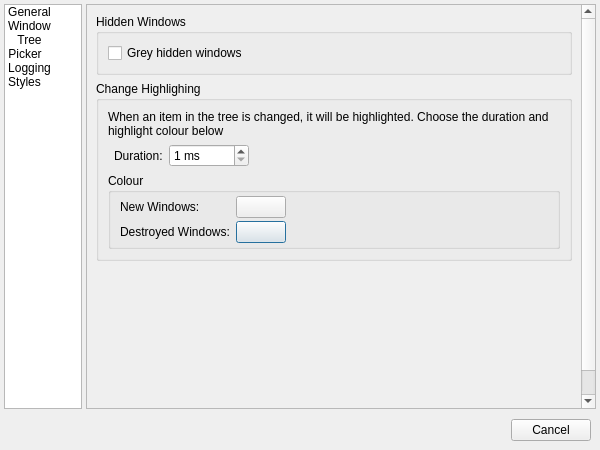
The window that src/forms/PreferencesWindow.ui (WindowDetective/WindowDetective) describes before a commit, drawn with Qt 5.
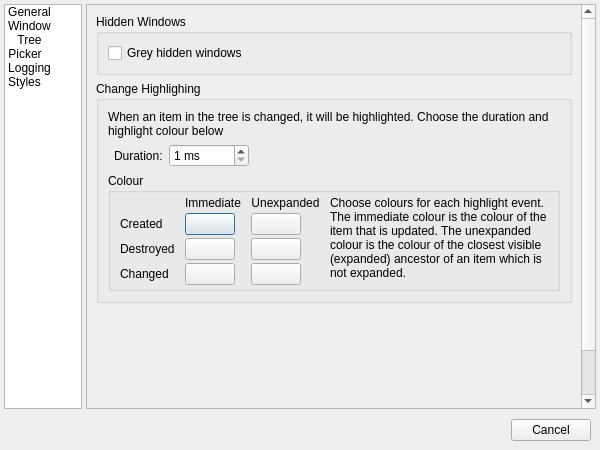
The same window after the commit. The open tabs and pages were chosen to show the change. Icons and pictures are not drawn. Custom widgets are drawn as their Qt base class.

Commit message: Window Detective 0.0.2

What changed in the file:
```diff
--- a/src/forms/PreferencesWindow.ui
+++ b/src/forms/PreferencesWindow.ui
@@ -152,8 +152,8 @@
           <rect>
            <x>0</x>
            <y>0</y>
-           <width>508</width>
-           <height>402</height>
+           <width>492</width>
+           <height>405</height>
           </rect>
          </property>
          <layout class="QGridLayout" name="gridLayout_4">
@@ -166,7 +166,7 @@
           <item row="0" column="0">
            <widget class="QStackedWidget" name="pages">
             <property name="currentIndex">
-             <number>2</number>
+             <number>1</number>
             </property>
             <widget class="QWidget" name="generalPage">
              <layout class="QFormLayout" name="formLayout">
@@ -285,81 +285,199 @@
                    <property name="title">
                     <string>Colour</string>
                    </property>
-                   <layout class="QGridLayout" name="gridLayout_7">
+                   <layout class="QHBoxLayout" name="horizontalLayout_5" stretch="0,1">
+                    <property name="spacing">
+                     <number>10</number>
+                    </property>
                     <property name="topMargin">
                      <number>3</number>
                     </property>
                     <property name="bottomMargin">
                      <number>3</number>
                     </property>
-                    <property name="verticalSpacing">
-                     <number>3</number>
-                    </property>
-                    <item row="1" column="0">
-                     <widget class="QLabel" name="label_18">
-                      <property name="text">
-                       <string>Destroyed Windows:</string>
-                      </property>
+                    <item>
+                     <widget class="QFrame" name="frame_12">
+                      <layout class="QGridLayout" name="gridLayout_6">
+                       <property name="horizontalSpacing">
+                        <number>10</number>
+                       </property>
+                       <property name="verticalSpacing">
+                        <number>3</number>
+                       </property>
+                       <property name="margin">
+                        <number>0</number>
+                       </property>
+                       <item row="0" column="1">
+                        <widget class="QLabel" name="label_19">
+                         <property name="text">
+                          <string>Immediate</string>
+                         </property>
+                         <property name="alignment">
+                          <set>Qt::AlignCenter</set>
+                         </property>
+                        </widget>
+                       </item>
+                       <item row="0" column="2">
+                        <widget class="QLabel" name="label_20">
+                         <property name="text">
+                          <string>Unexpanded</string>
+                         </property>
+                         <property name="alignment">
+                          <set>Qt::AlignCenter</set>
+                         </property>
+                        </widget>
+                       </item>
+                       <item row="1" column="0">
+                        <widget class="QLabel" name="label_17">
+                         <property name="text">
+                          <string>Created</string>
+                         </property>
+                        </widget>
+                       </item>
+                       <item row="1" column="1">
+                        <widget class="ColourButton" name="btnCreatedColour1">
+                         <property name="minimumSize">
+                          <size>
+                           <width>50</width>
+                           <height>0</height>
+                          </size>
+                         </property>
+                         <property name="maximumSize">
+                          <size>
+                           <width>50</width>
+                           <height>16777215</height>
+                          </size>
+                         </property>
+                         <property name="text">
+                          <string/>
+                         </property>
+                        </widget>
+                       </item>
+                       <item row="1" column="2">
+                        <widget class="ColourButton" name="btnCreatedColour2">
+                         <property name="minimumSize">
+                          <size>
+                           <width>50</width>
+                           <height>0</height>
+                          </size>
+                         </property>
+                         <property name="maximumSize">
+                          <size>
+                           <width>50</width>
+                           <height>16777215</height>
+                          </size>
+                         </property>
+                         <property name="text">
+                          <string/>
+                         </property>
+                        </widget>
+                       </item>
+                       <item row="2" column="0">
+                        <widget class="QLabel" name="label_18">
+                         <property name="text">
+                          <string>Destroyed</string>
+                         </property>
+                        </widget>
+                       </item>
+                       <item row="2" column="1">
+                        <widget class="ColourButton" name="btnDestroyedColour1">
+                         <property name="minimumSize">
+                          <size>
+                           <width>50</width>
+                           <height>0</height>
+                          </size>
+                         </property>
+                         <property name="maximumSize">
+                          <size>
+                           <width>50</width>
+                           <height>16777215</height>
+                          </size>
+                         </property>
+                         <property name="text">
+                          <string/>
+                         </property>
+                        </widget>
+                       </item>
+                       <item row="2" column="2">
+                        <widget class="ColourButton" name="btnDestroyedColour2">
+                         <property name="minimumSize">
+                          <size>
+                           <width>50</width>
+                           <height>0</height>
+                          </size>
+                         </property>
+                         <property name="maximumSize">
+                          <size>
+                           <width>50</width>
+                           <height>16777215</height>
+                          </size>
+                         </property>
+                         <property name="text">
+                          <string/>
+                         </property>
+                        </widget>
+                       </item>
+                       <item row="3" column="0">
+                        <widget class="QLabel" name="label_22">
+                         <property name="text">
+                          <string>Changed</string>
+                         </property>
+                        </widget>
+                       </item>
+                       <item row="3" column="1">
+                        <widget class="ColourButton" name="btnChangedColour1">
+                         <property name="minimumSize">
+                          <size>
+                           <width>50</width>
+                           <height>0</height>
+                          </size>
+                         </property>
+                         <property name="maximumSize">
+                          <size>
+                           <width>50</width>
+                           <height>16777215</height>
+                          </size>
+                         </property>
+                         <property name="text">
+                          <string/>
+                         </property>
+                        </widget>
+                       </item>
+                       <item row="3" column="2">
+                        <widget class="ColourButton" name="btnChangedColour2">
+                         <property name="minimumSize">
+                          <size>
+                           <width>50</width>
+                           <height>0</height>
+                          </size>
+                         </property>
+                         <property name="maximumSize">
+                          <size>
+                           <width>50</width>
+                           <height>16777215</height>
+                          </size>
+                         </property>
+                         <property name="text">
+                          <string/>
+                         </property>
+                        </widget>
+                       </item>
+                      </layout>
                      </widget>
                     </item>
-                    <item row="1" column="1">
-                     <widget class="ColourButton" name="btnDestroyedColour">
-                      <property name="minimumSize">
-                       <size>
-                        <width>50</width>
-                        <height>0</height>
-                       </size>
-                      </property>
-                      <property name="maximumSize">
-                       <size>
-                        <width>50</width>
-                        <height>16777215</height>
-                       </size>
-                      </property>
+                    <item>
+                     <widget class="QLabel" name="label_21">
                       <property name="text">
-                       <string/>
+                       <string>Choose colours for each highlight event. The immediate colour is the colour of the item that is updated. The unexpanded colour is the colour of the closest visible (expanded) ancestor of an item which is not expanded.</string>
                       </property>
-                     </widget>
-                    </item>
-                    <item row="0" column="0">
-                     <widget class="QLabel" name="label_17">
-                      <property name="text">
-                       <string>New Windows:</string>
+                      <property name="alignment">
+                       <set>Qt::AlignLeading|Qt::AlignLeft|Qt::AlignTop</set>
                       </property>
-                     </widget>
-                    </item>
-                    <item row="0" column="1">
-                     <widget class="ColourButton" name="btnCreatedColour">
-                      <property name="minimumSize">
-                       <size>
-                        <width>50</width>
-                        <height>0</height>
-                       </size>
+                      <property name="wordWrap">
+                       <bool>true</bool>
                       </property>
-                      <property name="maximumSize">
-                       <size>
-                        <width>50</width>
-                        <height>16777215</height>
-                       </size>
-                      </property>
-                      <property name="text">
-                       <string/>
-                      </property>
                      </widget>
                     </item>
-                    <item row="0" column="2">
-                     <spacer name="horizontalSpacer_5">
-                      <property name="orientation">
-                       <enum>Qt::Horizontal</enum>
-                      </property>
-                      <property name="sizeHint" stdset="0">
-                       <size>
-                        <width>40</width>
-                        <height>20</height>
-                       </size>
-                      </property>
-                     </spacer>
-                    </item>
                    </layout>
                   </widget>
                  </item>
@@ -787,6 +905,13 @@
                    </property>
                   </widget>
                  </item>
+                 <item row="1" column="0">
+                  <widget class="QCheckBox" name="chHideWhilePicking">
+                   <property name="text">
+                    <string>Hide main window while picking</string>
+                   </property>
+                  </widget>
+                 </item>
                 </layout>
                </widget>
               </item>
```
The commit also changes 43 other files.
